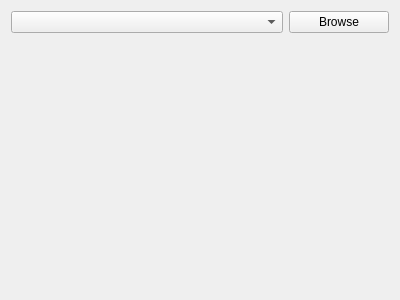
Old version of the form ui/settings_fso.ui in the repository ngld/old-knossos.
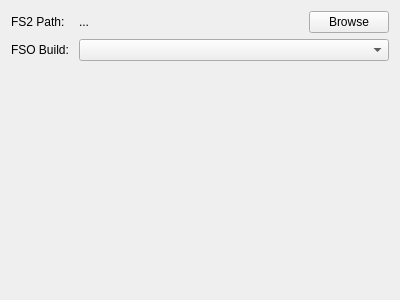
New version of the form.

The edit to the form file:
```diff
--- a/ui/settings_fso.ui
+++ b/ui/settings_fso.ui
@@ -13,11 +13,45 @@
   <property name="windowTitle">
    <string>Form</string>
   </property>
-  <layout class="QVBoxLayout" name="verticalLayout">
-   <item>
+  <layout class="QFormLayout" name="formLayout">
+   <item row="1" column="0">
+    <widget class="QLabel" name="label">
+     <property name="text">
+      <string>FS2 Path: </string>
+     </property>
+    </widget>
+   </item>
+   <item row="2" column="0">
+    <widget class="QLabel" name="label_2">
+     <property name="text">
+      <string>FSO Build: </string>
+     </property>
+    </widget>
+   </item>
+   <item row="2" column="1">
+    <widget class="QComboBox" name="build"/>
+   </item>
+   <item row="1" column="1">
     <layout class="QHBoxLayout" name="horizontalLayout">
      <item>
-      <widget class="QComboBox" name="build"/>
+      <widget class="QLabel" name="fs2PathLabel">
+       <property name="text">
+        <string>...</string>
+       </property>
+      </widget>
+     </item>
+     <item>
+      <spacer name="horizontalSpacer">
+       <property name="orientation">
+        <enum>Qt::Horizontal</enum>
+       </property>
+       <property name="sizeHint" stdset="0">
+        <size>
+         <width>40</width>
+         <height>20</height>
+        </size>
+       </property>
+      </spacer>
      </item>
      <item>
       <widget class="QPushButton" name="browseButton">
@@ -34,19 +68,6 @@
      </item>
     </layout>
    </item>
-   <item>
-    <spacer name="verticalSpacer">
-     <property name="orientation">
-      <enum>Qt::Vertical</enum>
-     </property>
-     <property name="sizeHint" stdset="0">
-      <size>
-       <width>20</width>
-       <height>40</height>
-      </size>
-     </property>
-    </spacer>
-   </item>
   </layout>
  </widget>
  <resources/>
```
